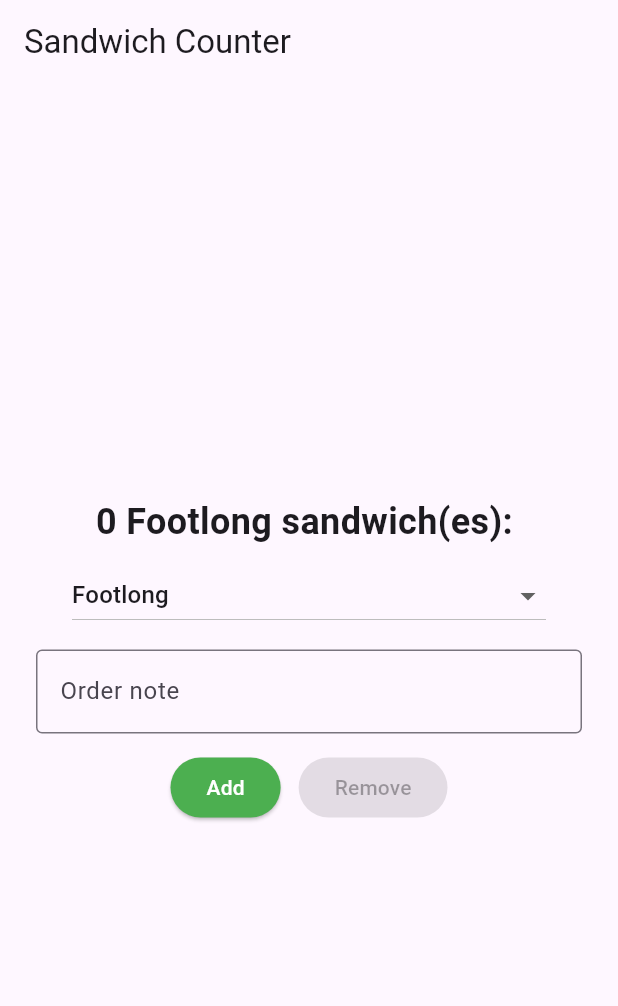
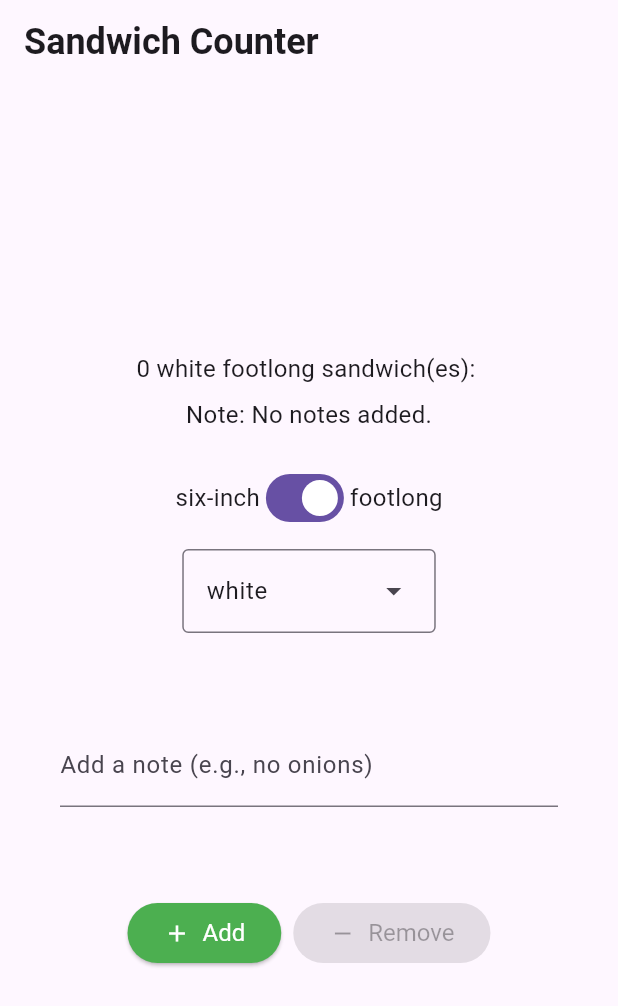
Before and after one commit to Ghaith05/sandwich_shop_lastone, a Flutter app: the screen it shows after launch, on a phone screen of 412 x 824 dp. Shown: the top 1006 px of the screen. Run offline on Flutter 3.47's test engine with Material 3 defaults, Android fonts, the phone set to English and light mode, and no system bars.

Commit message:
create order_repository and clean code

```diff
--- a/lib/main.dart
+++ b/lib/main.dart
@@ -1,5 +1,8 @@
 import 'package:flutter/material.dart';
 import 'views/app_styles.dart';
+import 'package:sandwich_shop/repositories/order_repository.dart';
+
+enum BreadType { white, wheat, wholemeal }
 
 void main() {
   runApp(const App());
@@ -30,106 +33,141 @@ class OrderScreen extends StatefulWidget {
 
 class _OrderScreenState extends State<OrderScreen> {
   int _quantity = 0;
-  final TextEditingController _noteController = TextEditingController();
-  String _selectedSize = 'Footlong';
+  final TextEditingController _notesController = TextEditingController();
+  bool _isFootlong = true;
+  BreadType _selectedBreadType = BreadType.white;
 
-  void _increaseQuantity() {
-    if (_quantity < widget.maxQuantity) {
-      setState(() => _quantity++);
-      final note = _noteController.text.trim();
-      ScaffoldMessenger.of(context).showSnackBar(
-        SnackBar(
-            content: Text(
-                'Added ($_selectedSize): ${note.isEmpty ? '(no note)' : note}')),
-      );
-    }
-  }
-
-  void _decreaseQuantity() {
-    if (_quantity > 0) {
-      setState(() => _quantity--);
-      final note = _noteController.text.trim();
-      ScaffoldMessenger.of(context).showSnackBar(
-        SnackBar(
-            content: Text(
-                'Removed ($_selectedSize): ${note.isEmpty ? '(no note)' : note}')),
-      );
-    }
+  @override
+  void initState() {
+    super.initState();
+    _notesController.addListener(() {
+      setState(() {});
+    });
   }
 
   @override
   void dispose() {
-    _noteController.dispose();
+    _notesController.dispose();
     super.dispose();
+  }
+
+  VoidCallback? _getIncreaseCallback() {
+    if (_quantity < widget.maxQuantity) {
+      return () {
+        setState(() => _quantity++);
+      };
+    }
+    return null;
+  }
+
+  VoidCallback? _getDecreaseCallback() {
+    if (_quantity > 0) {
+      return () {
+        setState(() => _quantity--);
+      };
+    }
+    return null;
+  }
+
+  void _onSandwichTypeChanged(bool value) {
+    setState(() => _isFootlong = value);
+  }
+
+  void _onBreadTypeSelected(BreadType? value) {
+    if (value != null) {
+      setState(() => _selectedBreadType = value);
+    }
+  }
+
+  List<DropdownMenuEntry<BreadType>> _buildDropdownEntries() {
+    List<DropdownMenuEntry<BreadType>> entries = [];
+    for (BreadType bread in BreadType.values) {
+      DropdownMenuEntry<BreadType> newEntry = DropdownMenuEntry<BreadType>(
+        value: bread,
+        label: bread.name,
+      );
+      entries.add(newEntry);
+    }
+    return entries;
   }
 
   @override
   Widget build(BuildContext context) {
+    String sandwichType = 'footlong';
+    if (!_isFootlong) {
+      sandwichType = 'six-inch';
+    }
+
+    String noteForDisplay;
+    if (_notesController.text.isEmpty) {
+      noteForDisplay = 'No notes added.';
+    } else {
+      noteForDisplay = _notesController.text;
+    }
+
     return Scaffold(
       appBar: AppBar(
-        title: const Text('Sandwich Counter'),
+        title: const Text(
+          'Sandwich Counter',
+          style: heading1,
+        ),
       ),
       body: Center(
         child: Column(
           mainAxisAlignment: MainAxisAlignment.center,
           children: <Widget>[
             OrderItemDisplay(
-              _quantity,
-              _selectedSize,
+              quantity: _quantity,
+              itemType: sandwichType,
+              breadType: _selectedBreadType,
+              orderNote: noteForDisplay,
             ),
-            const SizedBox(height: 8),
+            const SizedBox(height: 20),
+            Row(
+              mainAxisAlignment: MainAxisAlignment.center,
+              children: [
+                const Text('six-inch', style: normalText),
+                Switch(
+                  value: _isFootlong,
+                  onChanged: _onSandwichTypeChanged,
+                ),
+                const Text('footlong', style: normalText),
+              ],
+            ),
+            const SizedBox(height: 10),
+            DropdownMenu<BreadType>(
+              textStyle: normalText,
+              initialSelection: _selectedBreadType,
+              onSelected: _onBreadTypeSelected,
+              dropdownMenuEntries: _buildDropdownEntries(),
+            ),
+            const SizedBox(height: 20),
             Padding(
-              padding: const EdgeInsets.symmetric(horizontal: 48.0),
-              child: DropdownButton<String>(
-                value: _selectedSize,
-                isExpanded: true,
-                onChanged: (String? newValue) {
-                  if (newValue != null) {
-                    setState(() => _selectedSize = newValue);
-                  }
-                },
-                items: <String>['Footlong', 'Six-inch']
-                    .map<DropdownMenuItem<String>>((String value) {
-                  return DropdownMenuItem<String>(
-                    value: value,
-                    child: Text(value),
-                  );
-                }).toList(),
-              ),
-            ),
-            const SizedBox(height: 12),
-            Padding(
-              padding: const EdgeInsets.symmetric(horizontal: 24.0),
+              padding: const EdgeInsets.all(40.0),
               child: TextField(
-                controller: _noteController,
+                key: const Key('notes_textfield'),
+                controller: _notesController,
                 decoration: const InputDecoration(
-                  border: OutlineInputBorder(),
-                  labelText: 'Order note',
-                  hintText: 'e.g. no onions, extra pickles',
+                  labelText: 'Add a note (e.g., no onions)',
                 ),
               ),
             ),
-            const SizedBox(height: 12),
+            const SizedBox(height: 20),
             Row(
               mainAxisAlignment: MainAxisAlignment.center,
               children: [
-                ElevatedButton(
-                  onPressed:
-                      _quantity < widget.maxQuantity ? _increaseQuantity : null,
-                  style: ElevatedButton.styleFrom(
-                    backgroundColor: Colors.green,
-                    foregroundColor: Colors.white,
-                  ),
-                  child: const Text('Add'),
+                StyledButton(
+                  onPressed: _getIncreaseCallback(),
+                  icon: Icons.add,
+                  label: 'Add',
+                  backgroundColor: Colors.green,
                 ),
-                const SizedBox(width: 12),
-                ElevatedButton(
-                  onPressed: _quantity > 0 ? _decreaseQuantity : null,
-                  style: ElevatedButton.styleFrom(
-                    backgroundColor: Colors.green,
-                    foregroundColor: Colors.white,
-                  ),
-                  child: const Text('Remove'),
+                const SizedBox(width: 8),
+                StyledButton(
+                  onPressed: _getDecreaseCallback(),
+                  icon: Icons.remove,
+                  label: 'Remove',
+                  backgroundColor: Colors.red,
                 ),
               ],
             ),
@@ -140,17 +178,73 @@ class _OrderScreenState extends State<OrderScreen> {
   }
 }
 
-class OrderItemDisplay extends StatelessWidget {
-  final String itemType;
-  final int quantity;
+class StyledButton extends StatelessWidget {
+  final VoidCallback? onPressed;
+  final IconData icon;
+  final String label;
+  final Color backgroundColor;
 
-  const OrderItemDisplay(this.quantity, this.itemType, {super.key});
+  const StyledButton({
+    super.key,
+    required this.onPressed,
+    required this.icon,
+    required this.label,
+    required this.backgroundColor,
+  });
 
   @override
   Widget build(BuildContext context) {
-    return Text(
-      '$quantity $itemType sandwich(es): ${'🥪' * quantity}',
-      style: heading1,
+    ButtonStyle myButtonStyle = ElevatedButton.styleFrom(
+      backgroundColor: backgroundColor,
+      foregroundColor: Colors.white,
+      textStyle: normalText,
+    );
+
+    return ElevatedButton(
+      onPressed: onPressed,
+      style: myButtonStyle,
+      child: Row(
+        children: [
+          Icon(icon),
+          const SizedBox(width: 8),
+          Text(label),
+        ],
+      ),
+    );
+  }
+}
+
+class OrderItemDisplay extends StatelessWidget {
+  final int quantity;
+  final String itemType;
+  final BreadType breadType;
+  final String orderNote;
+
+  const OrderItemDisplay({
+    super.key,
+    required this.quantity,
+    required this.itemType,
+    required this.breadType,
+    required this.orderNote,
+  });
+
+  @override
+  Widget build(BuildContext context) {
+    String displayText =
+        '$quantity ${breadType.name} $itemType sandwich(es): ${'🥪' * quantity}';
+
+    return Column(
+      children: [
+        Text(
+          displayText,
+          style: normalText,
+        ),
+        const SizedBox(height: 8),
+        Text(
+          'Note: $orderNote',
+          style: normalText,
+        ),
+      ],
     );
   }
 }
--- /dev/null
+++ b/lib/repositories/order_repository.dart
@@ -0,0 +1,23 @@
+class OrderRepository {
+  int _quantity = 0;
+  final int maxQuantity;
+
+  OrderRepository({required this.maxQuantity});
+
+  int get quantity => _quantity;
+
+  bool get canIncrement => _quantity < maxQuantity;
+  bool get canDecrement => _quantity > 0;
+
+  void increment() {
+    if (canIncrement) {
+      _quantity++;
+    }
+  }
+
+  void decrement() {
+    if (canDecrement) {
+      _quantity--;
+    }
+  }
+}
```
